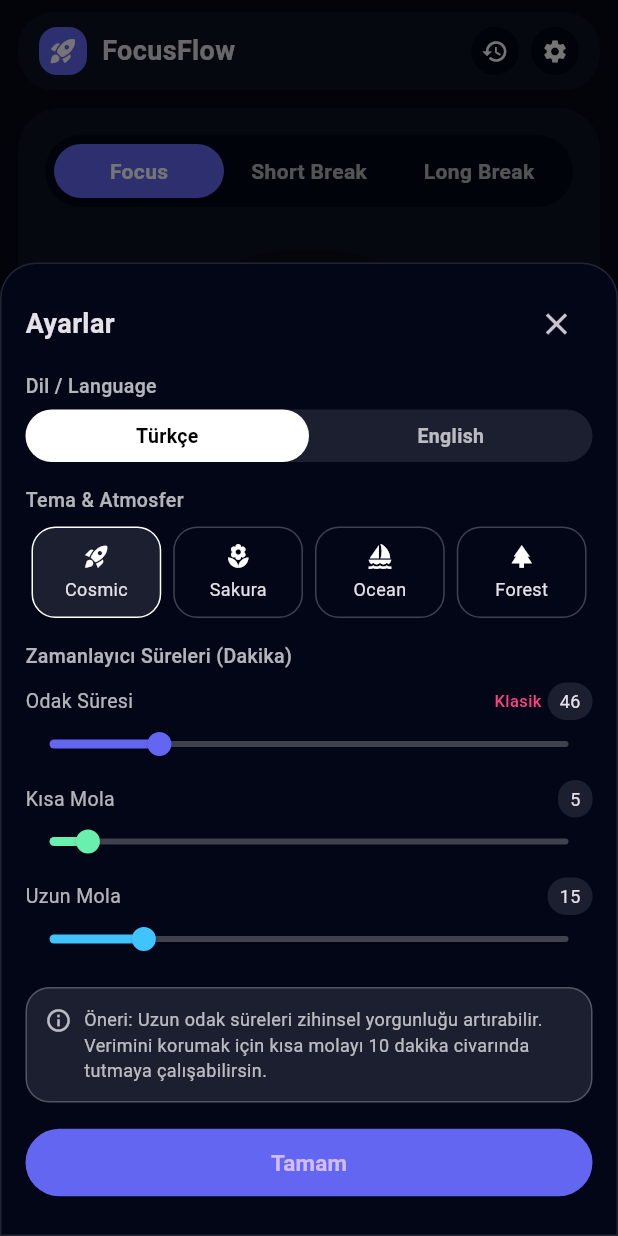
After one commit to yalcin1suleyman/pomodoro_focus_flow, a Flutter app: the screen it shows after launch, after a tap on the "settings" icon, on a phone screen of 412 x 824 dp. The commit adds this screen. Run offline on Flutter 3.47's test engine with Material 3 defaults, Android fonts, the phone set to English and light mode, and no system bars; drawn by our look-alikes of percent_indicator.

```diff
--- a/lib/features/home/widgets/home_stats_section.dart
+++ b/lib/features/home/widgets/home_stats_section.dart
@@ -1,12 +1,18 @@
 import 'package:flutter/material.dart';
-import '../../../models/timer_models.dart';
+import '../../../models/timer_models.dart'; // PauseEntry buradan geliyor
 
 class HomeStatsSection extends StatelessWidget {
   final double efficiency;          // 0–100
   final Duration wastedTime;        // toplam duraklama süresi
   final List<PauseEntry> pauses;    // oturum boyunca duraklamalar
   final double sessionProgress;     // 0.0–1.0 arası
-  final bool isRunning;             // bar yazısı için
+  final bool isRunning;             // alt bar yazısı için
+
+  // Yeni alanlar (motto & alt bar rengi)
+  final String mottoText;
+  final VoidCallback onEditMotto;
+  final VoidCallback onShuffleMotto;
+  final Color accentColor;
 
   const HomeStatsSection({
     super.key,
@@ -15,6 +21,10 @@ class HomeStatsSection extends StatelessWidget {
     required this.pauses,
     required this.sessionProgress,
     required this.isRunning,
+    required this.mottoText,
+    required this.onEditMotto,
+    required this.onShuffleMotto,
+    required this.accentColor,
   });
 
   @override
@@ -38,17 +48,17 @@ class HomeStatsSection extends StatelessWidget {
     return Container(
       padding: const EdgeInsets.all(16),
       decoration: _cardDecoration(),
-      child: const Row(
+      child: Row(
         crossAxisAlignment: CrossAxisAlignment.start,
         children: [
-          Icon(Icons.format_quote_rounded,
+          const Icon(Icons.format_quote_rounded,
               color: Colors.white70, size: 24),
-          SizedBox(width: 8),
+          const SizedBox(width: 8),
           Expanded(
             child: Column(
               crossAxisAlignment: CrossAxisAlignment.start,
               children: [
-                Text(
+                const Text(
                   "MOTTO OF THE DAY",
                   style: TextStyle(
                     color: Colors.white70,
@@ -57,10 +67,10 @@ class HomeStatsSection extends StatelessWidget {
                     letterSpacing: 1,
                   ),
                 ),
-                SizedBox(height: 6),
+                const SizedBox(height: 6),
                 Text(
-                  "\"Well begun is half done.\"",
-                  style: TextStyle(
+                  mottoText,
+                  style: const TextStyle(
                     color: Colors.white,
                     fontSize: 16,
                     fontStyle: FontStyle.italic,
@@ -70,10 +80,18 @@ class HomeStatsSection extends StatelessWidget {
               ],
             ),
           ),
-          SizedBox(width: 8),
-          Icon(Icons.edit_outlined, color: Colors.white54, size: 18),
-          SizedBox(width: 8),
-          Icon(Icons.refresh_rounded, color: Colors.white54, size: 18),
+          const SizedBox(width: 8),
+          IconButton(
+            onPressed: onEditMotto,
+            icon: const Icon(Icons.edit_outlined,
+                color: Colors.white54, size: 18),
+          ),
+          const SizedBox(width: 4),
+          IconButton(
+            onPressed: onShuffleMotto,
+            icon: const Icon(Icons.refresh_rounded,
+                color: Colors.white54, size: 18),
+          ),
         ],
       ),
     );
@@ -270,15 +288,17 @@ class HomeStatsSection extends StatelessWidget {
       ),
       child: Stack(
         children: [
+          // Dolan kısım
           FractionallySizedBox(
             widthFactor: factor == 0 ? 0.02 : factor,
             child: Container(
               decoration: BoxDecoration(
                 borderRadius: BorderRadius.circular(999),
-                color: Colors.blueAccent.withOpacity(0.8),
+                color: accentColor.withOpacity(0.9),
               ),
             ),
           ),
+          // Yazı
           Center(
             child: Text(
               isRunning ? "Session in progress" : "Ready to start",
@@ -293,6 +313,7 @@ class HomeStatsSection extends StatelessWidget {
     );
   }
 
+  // ───────────────────── Ortak kart dekorasyonu ─────────────────────
   BoxDecoration _cardDecoration() {
     return BoxDecoration(
       color: Colors.white10,
--- /dev/null
+++ b/lib/features/settings/settings_sheet.dart
@@ -0,0 +1,404 @@
+import 'package:flutter/material.dart';
+import '../../models/theme_models.dart';
+import '../../models/timer_models.dart';
+
+enum AppLanguage { tr, en }
+
+class SettingsSheet extends StatefulWidget {
+  final FocusTheme theme;
+  final TimerConfig config;
+  final AppLanguage language;
+
+  final void Function(
+      FocusThemeType themeType,
+      TimerConfig newConfig,
+      AppLanguage language,
+      ) onApply;
+
+  const SettingsSheet({
+    super.key,
+    required this.theme,
+    required this.config,
+    required this.language,
+    required this.onApply,
+  });
+
+  @override
+  State<SettingsSheet> createState() => _SettingsSheetState();
+}
+
+class _SettingsSheetState extends State<SettingsSheet> {
+  late FocusThemeType _selectedTheme;
+  late AppLanguage _selectedLang;
+  late double _focusMinutes;
+  late double _shortMinutes;
+  late double _longMinutes;
+
+  @override
+  void initState() {
+    super.initState();
+    _selectedTheme = widget.theme.type;
+    _selectedLang = widget.language;
+    _focusMinutes = widget.config.focusMinutes.toDouble();
+    _shortMinutes = widget.config.shortBreakMinutes.toDouble();
+    _longMinutes = widget.config.longBreakMinutes.toDouble();
+  }
+
+  @override
+  Widget build(BuildContext context) {
+    final t = widget.theme;
+
+    return Container(
+      padding: const EdgeInsets.all(16),
+      margin: const EdgeInsets.only(top: 40),
+      decoration: BoxDecoration(
+        color: const Color(0xFF020617),
+        borderRadius: const BorderRadius.vertical(top: Radius.circular(24)),
+        border: Border.all(color: Colors.white12),
+      ),
+      child: Column(
+        mainAxisSize: MainAxisSize.min,
+        children: [
+          // Header
+          Row(
+            children: [
+              Text(
+                _selectedLang == AppLanguage.tr ? "Ayarlar" : "Settings",
+                style: const TextStyle(
+                  fontSize: 18,
+                  fontWeight: FontWeight.w600,
+                ),
+              ),
+              const Spacer(),
+              IconButton(
+                onPressed: () => Navigator.pop(context),
+                icon: const Icon(Icons.close),
+              ),
+            ],
+          ),
+          const SizedBox(height: 8),
+
+          // Dil
+          _sectionLabel("Dil / Language"),
+          const SizedBox(height: 6),
+          _buildLanguageToggle(),
+
+          const SizedBox(height: 16),
+
+          // Tema & Atmosfer
+          _sectionLabel(
+            _selectedLang == AppLanguage.tr
+                ? "Tema & Atmosfer"
+                : "Theme & Atmosphere",
+          ),
+          const SizedBox(height: 8),
+          _buildThemeRow(),
+
+          const SizedBox(height: 16),
+
+          // Zamanlayıcı Süreleri
+          _sectionLabel(
+            _selectedLang == AppLanguage.tr
+                ? "Zamanlayıcı Süreleri (Dakika)"
+                : "Timer Durations (Minutes)",
+          ),
+          const SizedBox(height: 8),
+
+          // Odak Süresi (Zen / Klasik etiketiyle)
+          _buildSlider(
+            label: _selectedLang == AppLanguage.tr
+                ? "Odak Süresi"
+                : "Focus Duration",
+            badgeText: _focusMinutes >= 120 ? "Zen Modu" : "Klasik",
+            value: _focusMinutes,
+            min: 10,
+            max: 180,
+            color: t.accent,
+            onChanged: (v) => setState(() => _focusMinutes = v),
+          ),
+          const SizedBox(height: 8),
+
+          _buildSlider(
+            label: _selectedLang == AppLanguage.tr ? "Kısa Mola" : "Short Break",
+            value: _shortMinutes,
+            min: 3,
+            max: 30,
+            color: Colors.greenAccent,
+            onChanged: (v) => setState(() => _shortMinutes = v),
+          ),
+          const SizedBox(height: 8),
+
+          _buildSlider(
+            label: _selectedLang == AppLanguage.tr ? "Uzun Mola" : "Long Break",
+            value: _longMinutes,
+            min: 5,
+            max: 60,
+            color: Colors.lightBlueAccent,
+            onChanged: (v) => setState(() => _longMinutes = v),
+          ),
+
+          const SizedBox(height: 16),
+
+          // Öneri kutusu (odak süresine göre dinamik)
+          _buildSuggestionCard(),
+
+          const SizedBox(height: 16),
+
+          // Tamam butonu
+          SizedBox(
+            width: double.infinity,
+            child: ElevatedButton(
+              style: ElevatedButton.styleFrom(
+                backgroundColor: t.accent,
+                padding: const EdgeInsets.symmetric(vertical: 12),
+                shape: RoundedRectangleBorder(
+                  borderRadius: BorderRadius.circular(999),
+                ),
+              ),
+              onPressed: () {
+                widget.onApply(
+                  _selectedTheme,
+                  TimerConfig(
+                    focusMinutes: _focusMinutes.round(),
+                    shortBreakMinutes: _shortMinutes.round(),
+                    longBreakMinutes: _longMinutes.round(),
+                  ),
+                  _selectedLang,
+                );
+                Navigator.pop(context);
+              },
+              child: Text(
+                _selectedLang == AppLanguage.tr ? "Tamam" : "Done",
+                style: const TextStyle(
+                  fontWeight: FontWeight.w600,
+                  fontSize: 15,
+                ),
+              ),
+            ),
+          ),
+          const SizedBox(height: 8),
+        ],
+      ),
+    );
+  }
+
+  Widget _sectionLabel(String text) {
+    return Align(
+      alignment: Alignment.centerLeft,
+      child: Text(
+        text,
+        style: const TextStyle(
+          fontSize: 13,
+          color: Colors.white70,
+          fontWeight: FontWeight.w500,
+        ),
+      ),
+    );
+  }
+
+  Widget _buildLanguageToggle() {
+    return Container(
+      decoration: BoxDecoration(
+        color: Colors.white10,
+        borderRadius: BorderRadius.circular(999),
+      ),
+      child: Row(
+        children: [
+          _langChip("Türkçe", AppLanguage.tr),
+          _langChip("English", AppLanguage.en),
+        ],
+      ),
+    );
+  }
+
+  Widget _langChip(String label, AppLanguage lang) {
+    final selected = _selectedLang == lang;
+    return Expanded(
+      child: GestureDetector(
+        onTap: () => setState(() => _selectedLang = lang),
+        child: AnimatedContainer(
+          duration: const Duration(milliseconds: 150),
+          padding: const EdgeInsets.symmetric(vertical: 8),
+          decoration: BoxDecoration(
+            color: selected ? Colors.white : Colors.transparent,
+            borderRadius: BorderRadius.circular(999),
+          ),
+          alignment: Alignment.center,
+          child: Text(
+            label,
+            style: TextStyle(
+              color: selected ? Colors.black : Colors.white70,
+              fontWeight: FontWeight.w600,
+              fontSize: 13,
+            ),
+          ),
+        ),
+      ),
+    );
+  }
+
+  Widget _buildThemeRow() {
+    return Row(
+      children: FocusThemes.all.map((t) {
+        final selected = t.type == _selectedTheme;
+        IconData icon;
+        switch (t.type) {
+          case FocusThemeType.cosmic:
+            icon = Icons.rocket_launch;
+            break;
+          case FocusThemeType.sakura:
+            icon = Icons.local_florist;
+            break;
+          case FocusThemeType.ocean:
+            icon = Icons.sailing;
+            break;
+          case FocusThemeType.forest:
+            icon = Icons.park;
+            break;
+        }
+
+        return Expanded(
+          child: GestureDetector(
+            onTap: () => setState(() => _selectedTheme = t.type),
+            child: Container(
+              margin: const EdgeInsets.symmetric(horizontal: 4),
+              padding: const EdgeInsets.symmetric(vertical: 10),
+              decoration: BoxDecoration(
+                color: selected ? Colors.white10 : Colors.transparent,
+                borderRadius: BorderRadius.circular(16),
+                border: Border.all(
+                  color: selected ? Colors.white : Colors.white24,
+                ),
+              ),
+              child: Column(
+                mainAxisSize: MainAxisSize.min,
+                children: [
+                  Icon(icon, size: 18, color: Colors.white),
+                  const SizedBox(height: 4),
+                  Text(
+                    t.name,
+                    style: const TextStyle(fontSize: 12),
+                  ),
+                ],
+              ),
+            ),
+          ),
+        );
+      }).toList(),
+    );
+  }
+
+  Widget _buildSlider({
+    required String label,
+    String? badgeText,
+    required double value,
+    required double min,
+    required double max,
+    required Color color,
+    required ValueChanged<double> onChanged,
+  }) {
+    return Column(
+      crossAxisAlignment: CrossAxisAlignment.start,
+      children: [
+        Row(
+          children: [
+            Text(
+              label,
+              style: const TextStyle(
+                fontSize: 13,
+                color: Colors.white70,
+              ),
+            ),
+            const Spacer(),
+            if (badgeText != null)
+              Padding(
+                padding: const EdgeInsets.only(right: 4),
+                child: Text(
+                  badgeText,
+                  style: const TextStyle(
+                    fontSize: 11,
+                    color: Colors.pinkAccent,
+                    fontWeight: FontWeight.w500,
+                  ),
+                ),
+              ),
+            Container(
+              padding:
+              const EdgeInsets.symmetric(horizontal: 8, vertical: 4),
+              decoration: BoxDecoration(
+                color: Colors.white10,
+                borderRadius: BorderRadius.circular(999),
+              ),
+              child: Text(
+                "${value.round()}",
+                style: const TextStyle(fontSize: 12),
+              ),
+            ),
+          ],
+        ),
+        SliderTheme(
+          data: SliderTheme.of(context).copyWith(
+            thumbShape:
+            const RoundSliderThumbShape(enabledThumbRadius: 8),
+            overlayShape:
+            const RoundSliderOverlayShape(overlayRadius: 16),
+          ),
+          child: Slider(
+            value: value,
+            min: min,
+            max: max,
+            activeColor: color,
+            inactiveColor: Colors.white24,
+            onChanged: onChanged,
+          ),
+        ),
+      ],
+    );
+  }
+
+  Widget _buildSuggestionCard() {
+    final int focus = _focusMinutes.round();
+    String text;
+
+    if (focus >= 120) {
+      text =
+      "Öneri: Çok uzun odak süreleri zihinsel yorgunluğu artırabilir. "
+          "Ara ara kısa molalar vermek verimini korumana yardımcı olur.";
+    } else if (focus <= 20) {
+      text =
+      "Öneri: Çok kısa odak süreleri derinleşmeyi zorlaştırabilir. "
+          "25–45 dakika arası odak bloklarını deneyebilirsin.";
+    } else {
+      text =
+      "Öneri: Uzun odak süreleri zihinsel yorgunluğu artırabilir. "
+          "Verimini korumak için kısa molayı 10 dakika civarında tutmaya "
+          "çalışabilirsin.";
+    }
+
+    return Container(
+      width: double.infinity,
+      padding: const EdgeInsets.all(12),
+      decoration: BoxDecoration(
+        color: Colors.white10,
+        borderRadius: BorderRadius.circular(16),
+        border: Border.all(color: Colors.white24),
+      ),
+      child: Row(
+        crossAxisAlignment: CrossAxisAlignment.start,
+        children: [
+          const Icon(Icons.info_outline, size: 18, color: Colors.white70),
+          const SizedBox(width: 8),
+          Expanded(
+            child: Text(
+              text,
+              style: const TextStyle(
+                fontSize: 12,
+                color: Colors.white70,
+              ),
+            ),
+          ),
+        ],
+      ),
+    );
+  }
+}
--- a/lib/main.dart
+++ b/lib/main.dart
@@ -2,9 +2,12 @@ import 'dart:async';
 import 'package:flutter/material.dart';
 import 'package:percent_indicator/circular_percent_indicator.dart';
 
+import 'features/settings/settings_sheet.dart';
+
 import 'models/theme_models.dart';
 import 'models/timer_models.dart';
 import 'features/home/widgets/home_stats_section.dart';
+
 
 void main() {
   runApp(const FocusFlowApp());
@@ -43,13 +46,18 @@ class _FocusFlowHomePageState extends State<FocusFlowHomePage> {
     longBreakMinutes: 15,
   );
 
+  AppLanguage _language = AppLanguage.tr;
+
   PomodoroMode _mode = PomodoroMode.focus;
+
+
 
   late int _totalSeconds;
   late int _remainingSeconds;
 
   bool _isRunning = false;
   Timer? _ticker;
+
 
   // ---------- Session Metrikleri ----------
   DateTime? _sessionStart;
@@ -59,6 +67,90 @@ class _FocusFlowHomePageState extends State<FocusFlowHomePage> {
 
   // ---------- History ----------
   final List<FocusSession> _history = [];
+
+
+  // ---------- Motto ----------
+  final List<String> _mottoPool = const [
+    '"Well begun is half done."',
+    '"Focus on the process, not the outcome."',
+    '"Small steps every day."',
+    '"Stay consistent, not perfect."',
+    '"Deep work beats busy work."',
+  ];
+
+  String _motto = '"Well begun is half done."';
+
+  void _shuffleMotto() {
+    setState(() {
+      final others = _mottoPool.where((m) => m != _motto).toList();
+      others.shuffle();
+      if (others.isNotEmpty) {
+        _motto = others.first;
+      }
+    });
+  }
+
+  Future<void> _editMotto() async {
+    final controller =
+    TextEditingController(text: _motto.replaceAll('"', ''));
+
+    final result = await showDialog<String>(
+      context: context,
+      builder: (_) {
+        return AlertDialog(
+          title: const Text("Yeni motto"),
+          content: TextField(
+            controller: controller,
+            maxLines: 2,
+            decoration: const InputDecoration(
+              hintText: "Bugünün mottosunu yaz",
+            ),
+          ),
+          actions: [
+            TextButton(
+              onPressed: () => Navigator.pop(context),
+              child: const Text("İptal"),
+            ),
+            TextButton(
+              onPressed: () =>
+                  Navigator.pop(context, controller.text.trim()),
+              child: const Text("Kaydet"),
+            ),
+          ],
+        );
+      },
+    );
+
+    if (result != null && result.isNotEmpty) {
+      setState(() {
+        _motto = '"$result"';
+      });
+    }
+  }
+
+
+  void _openSettingsSheet() {
+    showModalBottomSheet(
+      context: context,
+      isScrollControlled: true,
+      backgroundColor: Colors.transparent,
+      builder: (_) {
+        return SettingsSheet(
+          theme: _theme,
+          config: config,
+          language: _language,
+          onApply: (themeType, newConfig, lang) {
+            setState(() {
+              _theme = FocusThemes.all.firstWhere((t) => t.type == themeType);
+              config = newConfig;
+              _language = lang;
+              _resetForMode(_mode); // süreler değiştiyse timer’ı güncelle
+            });
+          },
+        );
+      },
+    );
+  }
 
   @override
   void initState() {
@@ -271,7 +363,12 @@ class _FocusFlowHomePageState extends State<FocusFlowHomePage> {
                               pauses: _pauses,
                               sessionProgress: _progress,
                               isRunning: _isRunning,
+                              mottoText: _motto,                 // 👈 üstteki motto
+                              onEditMotto: _editMotto,           // 👈 kalem ikonuna basınca
+                              onShuffleMotto: _shuffleMotto,     // 👈 refresh ikonuna basınca
+                              accentColor: _theme.accent,        // 👈 alttaki bar rengi
                             ),
+
                           ],
                         ),
                       ),
@@ -317,7 +414,8 @@ class _FocusFlowHomePageState extends State<FocusFlowHomePage> {
           const Spacer(),
           _topIcon(Icons.history, onTap: _openHistory),
           const SizedBox(width: 8),
-          _topIcon(Icons.settings),
+          _topIcon(Icons.settings, onTap: _openSettingsSheet),
+
         ],
       ),
     );
--- a/lib/models/timer_models.dart
+++ b/lib/models/timer_models.dart
@@ -32,12 +32,12 @@ class TimerConfig {
   }
 }
 
-/// Zaman çizelgesinde göstereceğimiz tek bir duraklama kaydı
+/// Bir duraklama kaydı: ne zaman durakladın ve kaç saniye sürdü
 class PauseEntry {
-  final String timeLabel; // "Paused at: 10:23:15" gibi
-  final int durationSeconds;
+  final String timeLabel;      // "Paused at: 12:13:08" gibi
+  final int durationSeconds;   // kaç saniye durakladı
 
-  PauseEntry({
+  const PauseEntry({
     required this.timeLabel,
     required this.durationSeconds,
   });
```
